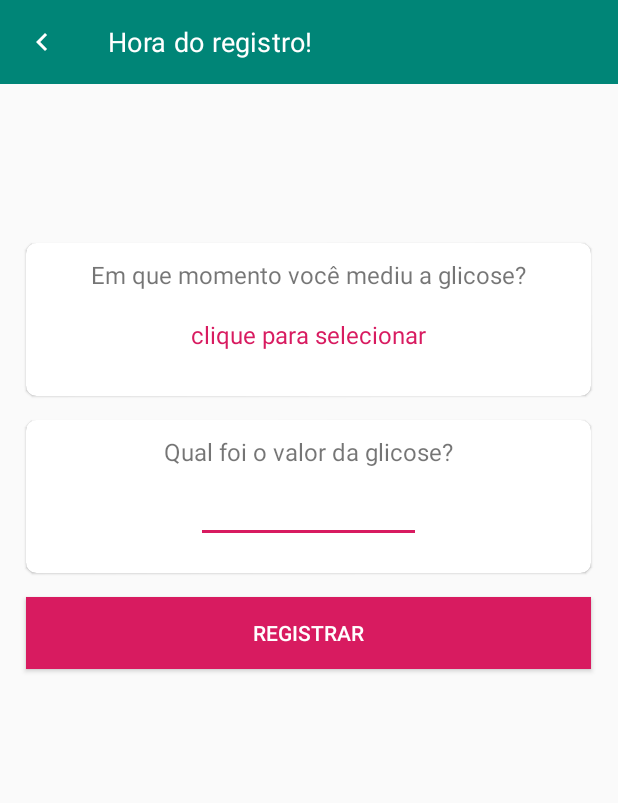
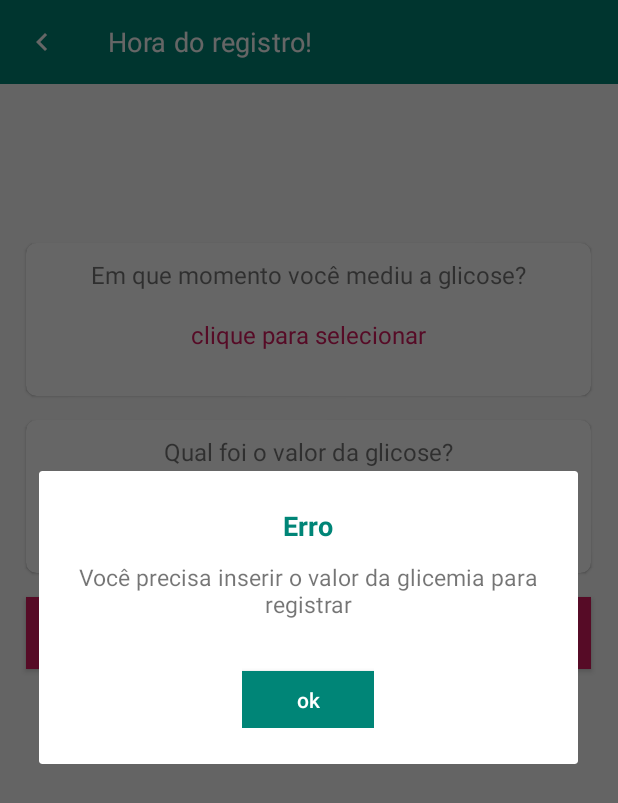
Before and after one commit to iaralopes/Glico, an Android app: the AddGlucoseActivity screen opened directly, with no data from a screen before it, after a tap on "REGISTRAR", on a phone screen of 412 x 824 dp. Shown: the top 803 px of the screen. Run offline under Robolectric (Android 15) with nearby library versions, the light colour scheme and no system bars; our stand-ins replace data binding; 1 statement that could not run was skipped.

Commit message:
Criação de dialogs para erros

```diff
--- a/app/src/main/java/com/example/iaralopes/glico/core/addGlucose/AddGlucoseActivity.kt
+++ b/app/src/main/java/com/example/iaralopes/glico/core/addGlucose/AddGlucoseActivity.kt
@@ -13,7 +13,9 @@ import com.example.iaralopes.glico.core.selectCategory.SelectCategoryActivity
 import com.example.iaralopes.glico.core.home.HomeActivity
 import com.example.iaralopes.glico.databinding.ActivityAddGlucoseBinding
 import com.example.iaralopes.glico.extension.viewModel
+import com.example.iaralopes.glico.utils.ErrorDialogFragment
 import com.example.iaralopes.glico.utils.FlowState
+import com.example.iaralopes.glico.utils.SelectOptDialogFragment
 import kotlinx.android.synthetic.main.partial_toolbar.*
 import org.jetbrains.anko.startActivity
 
@@ -51,8 +53,18 @@ class AddGlucoseActivity : BaseActivity() {
                 startActivity<HomeActivity>()
             }
             FlowState.Status.ERROR -> {
+                showErrorDialog(state.error?.message!!)
             }
         }
+    }
+
+    private fun showErrorDialog(errorMessage: String) {
+        var dialog = ErrorDialogFragment()
+        val arg = Bundle()
+        arg.putString("textDialog", errorMessage)
+        arg.putString("titleDialog", "Erro")
+        dialog.arguments = arg
+        dialog.show(supportFragmentManager, "SelectOptDialog")
     }
 
     fun onClickAddGlucose(view: View) {
--- a/app/src/main/java/com/example/iaralopes/glico/core/addGlucose/AddGlucoseViewModel.kt
+++ b/app/src/main/java/com/example/iaralopes/glico/core/addGlucose/AddGlucoseViewModel.kt
@@ -27,10 +27,11 @@ class AddGlucoseViewModel @Inject constructor(val addGlucoseInteractor: AddGluco
     }
 
     fun addGlucose() {
-        if (!resultValue.get().isNullOrEmpty() &&
-            resultValue.get()!!.length <= 3 &&
-            !resultCategory.get().equals("clique para selecionar")
-        ) {
+        if (hasGlucoseValue()) {
+            val valueIsLessOrEqualThanThree = resultValue.get()!!.length <= 3
+            val categoryIsNotEqualThanDefault = !resultCategory.get().equals("clique para selecionar")
+
+            if (valueIsLessOrEqualThanThree && categoryIsNotEqualThanDefault) {
                 addGlucoseState.addSource(
                     addGlucoseInteractor.addGlucose(
                         GlucoseEntity(
@@ -40,7 +41,36 @@ class AddGlucoseViewModel @Inject constructor(val addGlucoseInteractor: AddGluco
                         )
                     )
                 ) { addGlucoseState.value = (it) }
+            } else {
+                var errorMessage = "Confira se está tudo certo com os seus dados"
+
+                if (!valueIsLessOrEqualThanThree) {
+                    errorMessage = "Um valor de glicemia válido deve ter no máximo três algarismos"
+                } else if (!categoryIsNotEqualThanDefault) {
+                    errorMessage = "Você precisa selecionar uma categoria para registrar"
                 }
+
+                addGlucoseState.postValue(FlowState(FlowState.Status.ERROR, error = Throwable(errorMessage)))
+            }
+
+        }
+    }
+
+    private fun hasGlucoseValue(): Boolean {
+        var hasGlucoseValue = false
+
+        if (!resultValue.get().isNullOrEmpty()) {
+            hasGlucoseValue = true
+        } else {
+            addGlucoseState.postValue(
+                FlowState(
+                    FlowState.Status.ERROR, error =
+                    Throwable("Você precisa inserir o valor da glicemia para registrar")
+                )
+            )
+        }
+
+        return hasGlucoseValue
     }
 
     fun addGlucoseState(): LiveData<FlowState<Unit>> = addGlucoseState
@@ -51,4 +81,5 @@ class AddGlucoseViewModel @Inject constructor(val addGlucoseInteractor: AddGluco
 
         return dateFormat.format(Date())
     }
+
 }
--- /dev/null
+++ b/app/src/main/java/com/example/iaralopes/glico/utils/ErrorDialogFragment.kt
@@ -0,0 +1,39 @@
+package com.example.iaralopes.glico.utils
+
+import android.app.AlertDialog
+import android.app.Dialog
+import android.os.Bundle
+import android.widget.Button
+import android.widget.TextView
+import com.example.iaralopes.glico.R
+
+class ErrorDialogFragment : androidx.fragment.app.DialogFragment() {
+
+    var okButton : Button? = null
+    var titleDialog : TextView? = null
+    var textDialog : TextView? = null
+
+
+    override fun onCreateDialog(savedInstanceState: Bundle?): Dialog {
+        var view = activity?.layoutInflater
+            ?.inflate(R.layout.dialog_error, null)
+
+        okButton = view?.findViewById(R.id.btn_ok)
+        titleDialog = view?.findViewById(R.id.txt_title)
+        textDialog = view?.findViewById(R.id.txt_message)
+
+
+        val alert = AlertDialog.Builder(activity)
+        alert.setView(view)
+        alert.setCancelable(false)
+
+        titleDialog?.text = arguments?.getString("titleDialog")
+        textDialog?.text = arguments?.getString("textDialog")
+
+        okButton?.setOnClickListener {
+            dismiss()
+        }
+
+        return alert.create()
+    }
+}
--- /dev/null
+++ b/app/src/main/res/layout/dialog_error.xml
@@ -0,0 +1,45 @@
+<?xml version="1.0" encoding="utf-8"?>
+<LinearLayout xmlns:android="http://schemas.android.com/apk/res/android"
+              xmlns:tools="http://schemas.android.com/tools"
+              android:layout_width="match_parent"
+              android:layout_height="wrap_content"
+              android:orientation="vertical"
+              android:gravity="center"
+              android:padding="24dp">
+
+    <TextView
+            android:id="@+id/txt_title"
+            android:layout_width="wrap_content"
+            android:layout_height="wrap_content"
+            android:textColor="@color/colorPrimary"
+            android:text="title"
+            android:textSize="18dp"
+            android:textStyle="bold"/>
+
+    <TextView
+            android:id="@+id/txt_message"
+            android:layout_width="match_parent"
+            android:layout_height="wrap_content"
+            android:gravity="center"
+            android:text="message"
+            android:layout_marginTop="11dp"
+            android:textSize="15sp"/>
+
+    <LinearLayout
+            android:layout_width="wrap_content"
+            android:layout_height="wrap_content"
+            android:orientation="horizontal">
+
+        <Button
+                android:id="@+id/btn_ok"
+                android:layout_width="wrap_content"
+                android:layout_height="38dp"
+                android:text="ok"
+                android:textColor="@color/colorWhite"
+                android:layout_marginTop="34dp"
+                android:textAllCaps="false"
+                android:background="@color/colorPrimary"/>
+
+    </LinearLayout>
+
+</LinearLayout>
--- a/build.gradle
+++ b/build.gradle
@@ -9,7 +9,7 @@ buildscript {
         maven { url 'https://jitpack.io' }
     }
     dependencies {
-        classpath 'com.android.tools.build:gradle:3.2.1'
+        classpath 'com.android.tools.build:gradle:3.3.0'
         classpath "org.jetbrains.kotlin:kotlin-gradle-plugin:$kotlin_version"
 
         // NOTE: Do not place your application dependencies here; they belong
```
Also changed, not shown: gradle/wrapper/gradle-wrapper.properties. Lines whose indentation alone changed are shown as unchanged.
